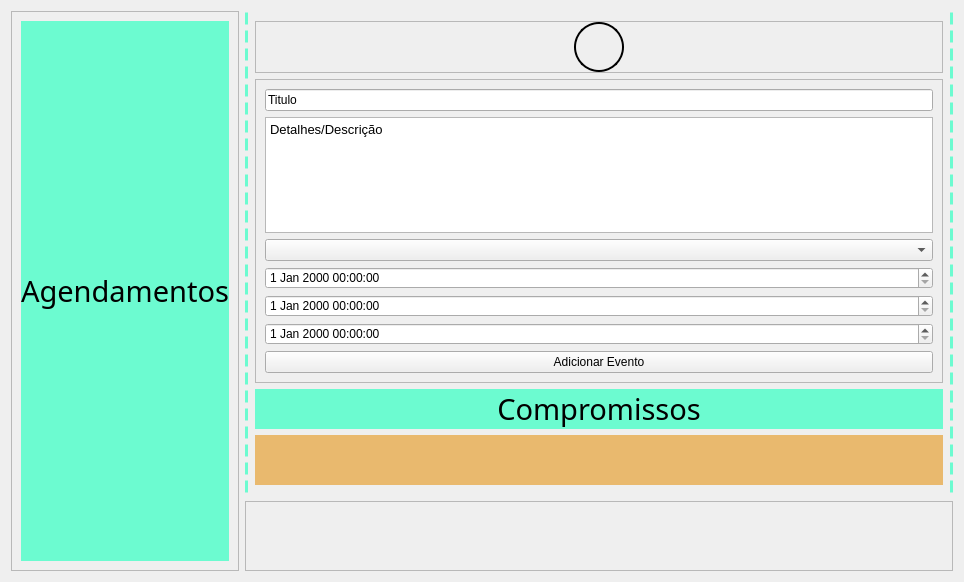
Qt form Telas/UI/dashAgenda1.ui (Nautilidae-project/Nautilus) before a commit.
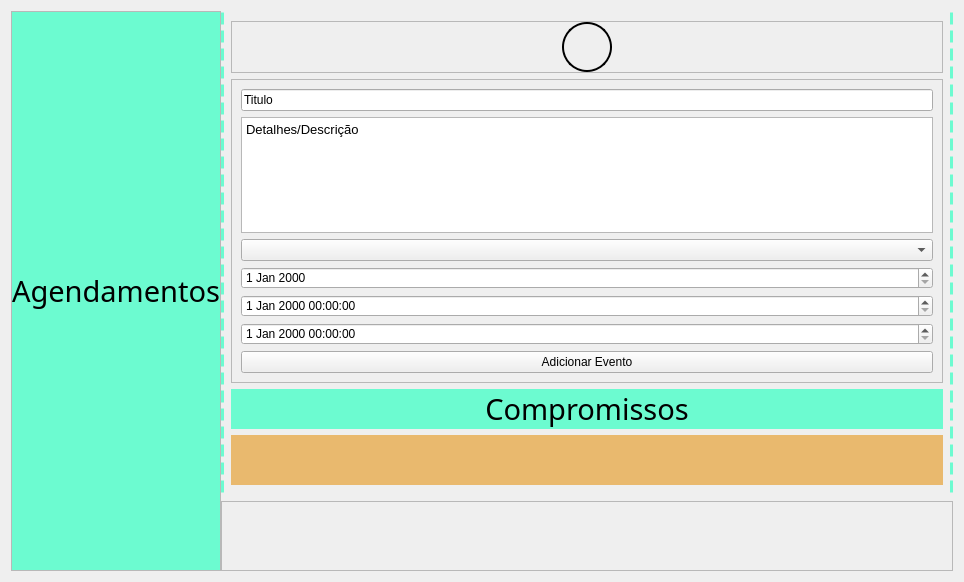
The same form after that commit.

Commit message: 1 - Performance do paintCell(Eventos) melhorada - 2 -Melhoria na implementação dos CardsEvento - 3 - Vários ajustes feitos

Patch:
```diff
--- a/Telas/UI/dashAgenda1.ui
+++ b/Telas/UI/dashAgenda1.ui
@@ -25,6 +25,12 @@
 }</string>
   </property>
   <layout class="QGridLayout" name="gridLayout">
+   <property name="horizontalSpacing">
+    <number>0</number>
+   </property>
+   <property name="verticalSpacing">
+    <number>6</number>
+   </property>
    <item row="0" column="3" rowspan="2">
     <widget class="QFrame" name="frCompromisso">
      <property name="minimumSize">
@@ -133,9 +139,6 @@
            </property>
           </widget>
          </item>
-         <item row="4" column="0">
-          <widget class="QDateTimeEdit" name="deDataEvento"/>
-         </item>
          <item row="2" column="0">
           <widget class="QTextEdit" name="teDetalhesEvento">
            <property name="html">
@@ -163,6 +166,9 @@
          <item row="3" column="0">
           <widget class="QComboBox" name="cbxGrupos"/>
          </item>
+         <item row="4" column="0">
+          <widget class="QDateEdit" name="deDataEvento"/>
+         </item>
         </layout>
        </widget>
       </item>
@@ -217,7 +223,7 @@
      </property>
      <property name="maximumSize">
       <size>
-       <width>750</width>
+       <width>700</width>
        <height>16777215</height>
       </size>
      </property>
@@ -228,6 +234,21 @@
       <enum>QFrame::Raised</enum>
      </property>
      <layout class="QGridLayout" name="gridLayout_3">
+      <property name="leftMargin">
+       <number>0</number>
+      </property>
+      <property name="topMargin">
+       <number>0</number>
+      </property>
+      <property name="rightMargin">
+       <number>0</number>
+      </property>
+      <property name="bottomMargin">
+       <number>0</number>
+      </property>
+      <property name="spacing">
+       <number>0</number>
+      </property>
       <item row="1" column="0">
        <layout class="QVBoxLayout" name="vlAgenda">
         <item>
@@ -262,6 +283,12 @@
    </item>
    <item row="2" column="3">
     <widget class="QScrollArea" name="scrollArea">
+     <property name="minimumSize">
+      <size>
+       <width>300</width>
+       <height>0</height>
+      </size>
+     </property>
      <property name="widgetResizable">
       <bool>true</bool>
      </property>
@@ -270,7 +297,7 @@
        <rect>
         <x>0</x>
         <y>0</y>
-        <width>724</width>
+        <width>748</width>
         <height>68</height>
        </rect>
       </property>
```
The commit also changes 11 other files.
